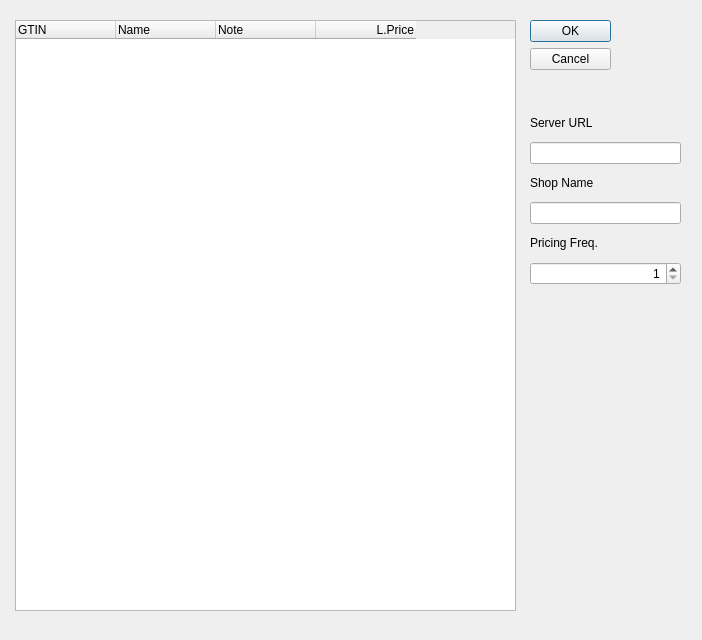
Before: the Qt Designer form localNetClient/hsgt_app/views/pricing/components/configurepricing.ui in yixinglin/localNet, drawn with Qt 5.
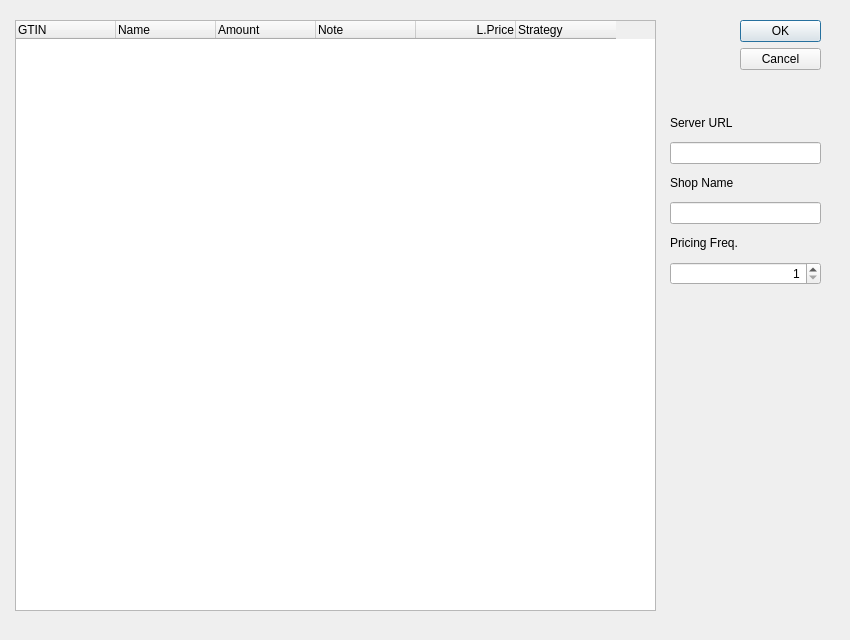
After: the same form once the commit is applied.

Diff of the .ui file:
```diff
--- a/localNetClient/hsgt_app/views/pricing/components/configurepricing.ui
+++ b/localNetClient/hsgt_app/views/pricing/components/configurepricing.ui
@@ -6,7 +6,7 @@
    <rect>
     <x>0</x>
     <y>0</y>
-    <width>702</width>
+    <width>850</width>
     <height>640</height>
    </rect>
   </property>
@@ -16,7 +16,7 @@
   <widget class="QDialogButtonBox" name="confirmBox">
    <property name="geometry">
     <rect>
-     <x>530</x>
+     <x>740</x>
      <y>20</y>
      <width>81</width>
      <height>91</height>
@@ -34,7 +34,7 @@
     <rect>
      <x>15</x>
      <y>20</y>
-     <width>501</width>
+     <width>641</width>
      <height>591</height>
     </rect>
    </property>
@@ -54,6 +54,14 @@
      <set>AlignLeading|AlignVCenter</set>
     </property>
    </column>
+   <column>
+    <property name="text">
+     <string>Amount</string>
+    </property>
+    <property name="textAlignment">
+     <set>AlignLeading|AlignVCenter</set>
+    </property>
+   </column>
    <column>
     <property name="text">
      <string>Note</string>
@@ -70,11 +78,19 @@
      <set>AlignTrailing|AlignVCenter</set>
     </property>
    </column>
+   <column>
+    <property name="text">
+     <string>Strategy</string>
+    </property>
+    <property name="textAlignment">
+     <set>AlignLeading|AlignVCenter</set>
+    </property>
+   </column>
   </widget>
-  <widget class="QWidget" name="">
+  <widget class="QWidget" name="layoutWidget">
    <property name="geometry">
     <rect>
-     <x>530</x>
+     <x>670</x>
      <y>110</y>
      <width>151</width>
      <height>175</height>
```
